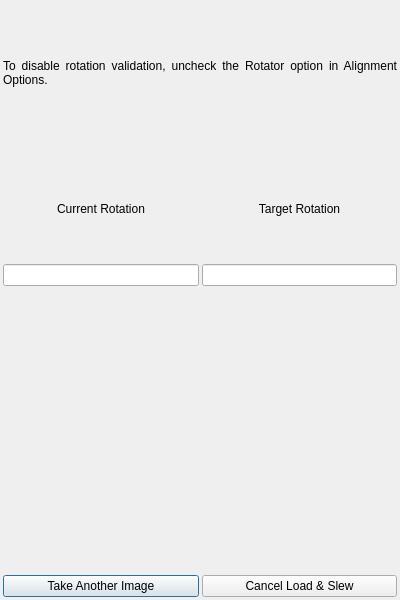
Above: kstars-astropi/kstars/ekos/align/manualrotator.ui from Andre87osx/AstroPi-system before the change. Below: the same form after it.
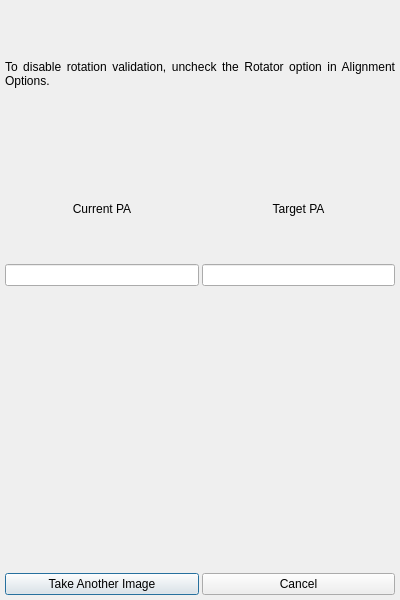
That is the form after the change.

```diff
--- a/kstars-astropi/kstars/ekos/align/manualrotator.ui
+++ b/kstars-astropi/kstars/ekos/align/manualrotator.ui
@@ -18,16 +18,16 @@
                 <number>3</number>
             </property>
             <property name="leftMargin">
-                <number>3</number>
+    <number>5</number>
             </property>
             <property name="topMargin">
-                <number>3</number>
+    <number>5</number>
             </property>
             <property name="rightMargin">
-                <number>3</number>
+    <number>5</number>
             </property>
             <property name="bottomMargin">
-                <number>3</number>
+    <number>5</number>
             </property>
             <item>
                 <widget class="QLabel" name="help">
@@ -52,44 +52,44 @@
                     </property>
                     <item>
                         <layout class="QGridLayout" name="gridLayout">
-                            <item row="0" column="0" colspan="1">
+       <item row="0" column="0">
                                 <widget class="QLabel" name="currentRotationL">
                                     <property name="text">
-                                        <string>Current Rotation</string>
+          <string>Current PA</string>
                                     </property>
                                     <property name="alignment">
-                                        <set>Qt::AlignHCenter|Qt::AlignVCenter</set>
+          <set>Qt::AlignCenter</set>
                                     </property>
                                 </widget>
                             </item>
-                            <item row="1" column="0" colspan="1">
+       <item row="1" column="0">
                                 <widget class="QLineEdit" name="currentRotation">
+         <property name="alignment">
+          <set>Qt::AlignCenter</set>
+         </property>
                                     <property name="readOnly">
                                         <bool>true</bool>
                                     </property>
-                                    <property name="alignment">
-                                        <set>Qt::AlignHCenter|Qt::AlignVCenter</set>
-                                    </property>
-                                </widget>
-                            </item>
-                            <item row="0" column="1" colspan="1">
+        </widget>
+       </item>
+       <item row="0" column="1">
                                 <widget class="QLabel" name="targetRotationL">
                                     <property name="text">
-                                        <string>Target Rotation</string>
+          <string>Target PA</string>
                                     </property>
                                     <property name="alignment">
-                                        <set>Qt::AlignHCenter|Qt::AlignVCenter</set>
+          <set>Qt::AlignCenter</set>
                                     </property>
                                 </widget>
                             </item>
-                            <item row="1" column="1" colspan="1">
+       <item row="1" column="1">
                                 <widget class="QLineEdit" name="targetRotation">
+         <property name="alignment">
+          <set>Qt::AlignCenter</set>
+         </property>
                                     <property name="readOnly">
                                         <bool>true</bool>
                                     </property>
-                                    <property name="alignment">
-                                        <set>Qt::AlignHCenter|Qt::AlignVCenter</set>
-                                    </property>
                                 </widget>
                             </item>
                         </layout>
@@ -99,29 +99,22 @@
             <item>
                 <widget class="QLabel" name="icon">
                     <property name="alignment">
-                        <set>Qt::AlignHCenter|Qt::AlignVCenter</set>
-                    </property>
-                    <property name="geometry">
-                        <rect>
-                            <x>0</x>
-                            <y>0</y>
-                            <width>350</width>
-                            <height>350</height>
-                        </rect>
+      <set>Qt::AlignCenter</set>
                     </property>
                 </widget>
             </item>
             <item>
-                <widget class="QLabel" name="diff">
-                    <property name="alignment">
-                        <set>Qt::AlignHCenter|Qt::AlignVCenter</set>
-                    </property>
+    <widget class="QLabel" name="diffLabel">
                     <property name="font">
                         <font>
                             <pointsize>64</pointsize>
+       <weight>75</weight>
                             <bold>true</bold>
                         </font>
                     </property>
+     <property name="alignment">
+      <set>Qt::AlignCenter</set>
+     </property>
                 </widget>
             </item>
             <item>
@@ -139,7 +132,7 @@
                     <item>
                         <widget class="QPushButton" name="cancelB">
                             <property name="text">
-                                <string>Cancel Load &amp;&amp; Slew</string>
+        <string>Cancel</string>
                             </property>
                         </widget>
                     </item>
```
Left out of the diff: 6 changed lines with no effect on the pictures. Lines whose indentation alone changed are shown as unchanged.
